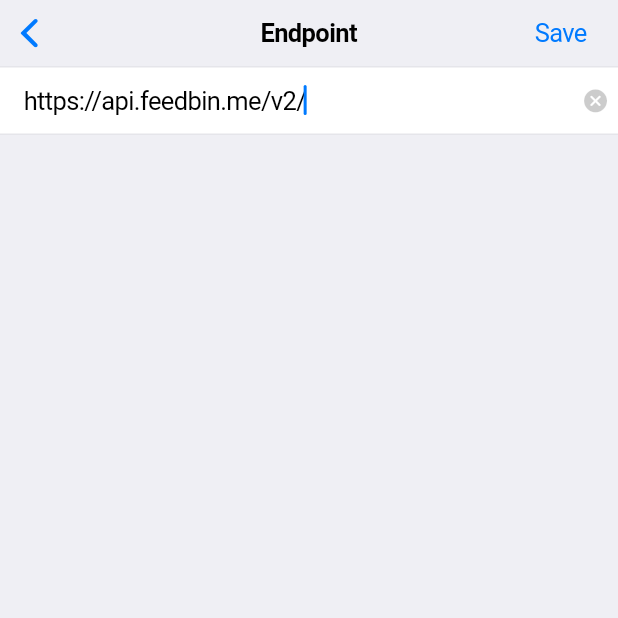
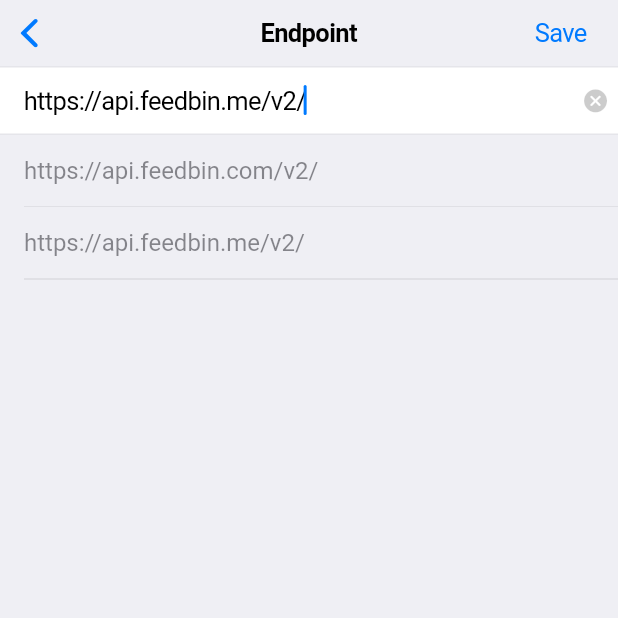
Before and after one commit to yang991178/fluent-reader-lite, a Flutter app: the InoreaderPage screen opened by its route, after a tap on "API Key", after a tap on "Feedbin", after a tap on "Endpoint", on a phone screen of 412 x 824 dp, the top half of it. Run offline on Flutter 3.47's test engine with Material 2 defaults, Android fonts, the phone set to English and light mode, and no system bars; our stand-ins replace cached_network_image, flutter_cache_manager, modal_bottom_sheet, package_info, responsive_builder, share and 4 more; missing offline and left inert: jaguar, jaguar_flutter_asset, overlay_dialog; accounts and stored records are empty; generated files the repository leaves out were written again.

Commit message:
add suggestions to editor

```diff
--- a/lib/l10n/intl_en.arb
+++ b/lib/l10n/intl_en.arb
@@ -80,5 +80,6 @@
     "confirm": "Confirm",
     "allLoaded": "All loaded",
     "removeAd": "Remove Ad",
-    "getApiKey": "Get API ID & Key"
+    "getApiKey": "Get API ID & Key",
+    "getApiKeyHint": "In \"Preferences\" > \"Developer\""
   }
--- a/lib/l10n/intl_zh.arb
+++ b/lib/l10n/intl_zh.arb
@@ -80,5 +80,6 @@
     "confirm": "确定",
     "allLoaded": "已全部加载",
     "removeAd": "移除广告",
-    "getApiKey": "获取 API ID & KEY"
+    "getApiKey": "获取 API ID & KEY",
+    "getApiKeyHint": "在 “偏好设置” > “开发者” 下"
   }
--- a/lib/pages/item_list_page.dart
+++ b/lib/pages/item_list_page.dart
@@ -175,7 +175,7 @@
         saveText: S.of(context).search,
         initialValue: getFeed().search,
         navigationBarColor: CupertinoColors.systemBackground,
-        enableSuggestions: true,
+        autocorrect: true,
       ),
     ));
     if (keyword == null) return;
--- a/lib/pages/settings/services/feedbin_page.dart
+++ b/lib/pages/settings/services/feedbin_page.dart
@@ -33,6 +33,10 @@
         Utils.testUrl,
         initialValue: _endpoint,
         inputType: TextInputType.url,
+        suggestions: [
+          "https://api.feedbin.com/v2/",
+          "https://api.feedbin.me/v2/",
+        ],
       ),
     ));
     if (endpoint == null) return;
--- a/lib/pages/settings/services/greader_page.dart
+++ b/lib/pages/settings/services/greader_page.dart
@@ -34,6 +34,10 @@
         Utils.testUrl,
         initialValue: _endpoint,
         inputType: TextInputType.url,
+        suggestions: [
+          "https://bazqux.com",
+          "https://theoldreader.com",
+        ],
       ),
     ));
     if (endpoint == null) return;
--- a/lib/pages/settings/services/inoreader_page.dart
+++ b/lib/pages/settings/services/inoreader_page.dart
@@ -204,13 +204,23 @@
           ? S.of(context).enter
           : S.of(context).entered),
         onTap: _editAPIKey,
+        withDivider: false,
       ),
+    ], title: S.of(context).credentials);
+    final getKeyItems = ListTileGroup([
       MyListTile(
         title: Text(S.of(context).getApiKey),
         onTap: _getKey,
+      ),
+      MyListTile(
+        title: Text(
+          S.of(context).getApiKeyHint,
+          style: TextStyle(color: CupertinoColors.secondaryLabel.resolveFrom(context)),
+        ),
+        trailingChevron: false,
         withDivider: false,
       ),
-    ], title: S.of(context).credentials);
+    ]);
     final syncItems = ListTileGroup([
       MyListTile(
         title: Text(S.of(context).removeAd),
@@ -292,6 +302,7 @@
       child: ListView(children: [
         endpointItems,
         inputs,
+        getKeyItems,
         syncItems,
         saveButton,
         if (Global.service != null) logOutButton,
--- a/lib/pages/settings/text_editor_page.dart
+++ b/lib/pages/settings/text_editor_page.dart
@@ -1,6 +1,7 @@
 import 'dart:async';
 
 import 'package:fluent_reader_lite/components/list_tile_group.dart';
+import 'package:fluent_reader_lite/components/my_list_tile.dart';
 import 'package:fluent_reader_lite/generated/l10n.dart';
 import 'package:fluent_reader_lite/utils/colors.dart';
 import 'package:flutter/cupertino.dart';
@@ -12,7 +13,8 @@
   final Color navigationBarColor;
   final FutureOr<bool> Function(String) validate;
   final TextInputType inputType;
-  final bool enableSuggestions;
+  final bool autocorrect;
+  final List<String> suggestions;
 
   TextEditorPage(
     this.title,
@@ -22,7 +24,8 @@
       this.saveText,
       this.initialValue: "",
       this.inputType,
-      this.enableSuggestions: false,
+      this.autocorrect: false,
+      this.suggestions,
       Key key,
     })
     : super(key: key);
@@ -93,10 +96,22 @@
             obscureText: widget.inputType == TextInputType.visiblePassword,
             keyboardType: widget.inputType,
             onSubmitted: (v) { _onSave(); },
-            autocorrect: widget.enableSuggestions,
-            enableSuggestions: widget.enableSuggestions,
+            autocorrect: widget.autocorrect,
+            enableSuggestions: widget.autocorrect,
           ),
         ]),
+        if (widget.suggestions != null) ...widget.suggestions.map((s) {
+          return MyListTile(
+            title: Flexible(child: Text(
+              s,
+              style: TextStyle(color: CupertinoColors.secondaryLabel.resolveFrom(context)),
+              overflow: TextOverflow.ellipsis,
+            )),
+            trailingChevron: false,
+            background: MyColors.background,
+            onTap: () { _controller.text = s; },
+          );
+        })
       ]),
     );
   }
```
Also changed, not shown: lib/pages/setup_page.dart (+17 -0 lines).
